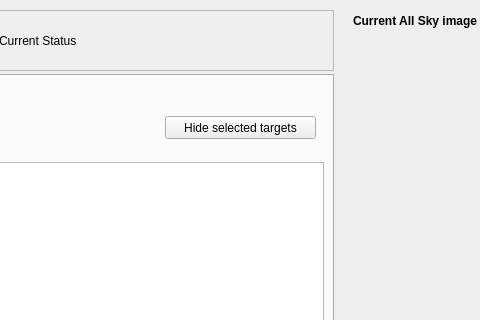
Above: pouet/design.ui from vbonvin/POUET before the change; both pictures show x 547 to 1027 and y 0 to 320 of the 1368 by 826 pixel window. Below: the same form after it.
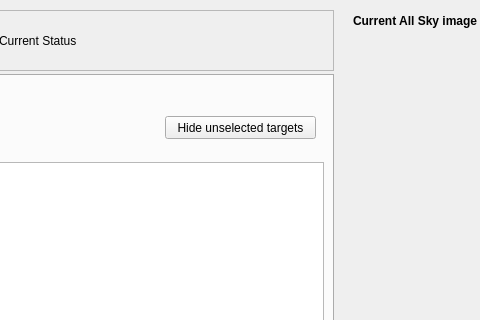
That is the form after the change.

Commit message: working on hiding obs, 2/??

Diff of the .ui file:
```diff
--- a/pouet/design.ui
+++ b/pouet/design.ui
@@ -315,7 +315,7 @@
       </rect>
      </property>
      <property name="text">
-      <string>Hide selected targets</string>
+      <string>Hide unselected targets</string>
      </property>
     </widget>
     <widget class="QRadioButton" name="toggleAirmassObs">
```
Left out of the diff: 2 changed lines with no effect on the pictures.
